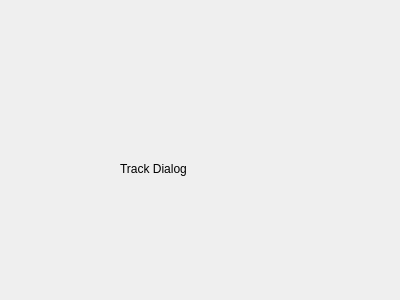
Qt form src/gui/forms/trackdialog.ui (Vriur/xfglenses) before a commit.
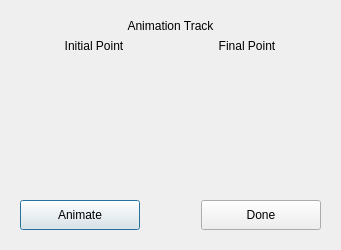
The same form after that commit. Custom widgets are drawn as their Qt base class.

Commit message: GUI of Caustic Dialog, Fitting Dialog, Help Dialog & Track Dialog

```diff
--- a/src/gui/forms/trackdialog.ui
+++ b/src/gui/forms/trackdialog.ui
@@ -6,27 +6,310 @@
    <rect>
     <x>0</x>
     <y>0</y>
-    <width>400</width>
-    <height>300</height>
+    <width>341</width>
+    <height>250</height>
    </rect>
   </property>
+  <property name="sizePolicy">
+   <sizepolicy hsizetype="Minimum" vsizetype="Minimum">
+    <horstretch>0</horstretch>
+    <verstretch>0</verstretch>
+   </sizepolicy>
+  </property>
+  <property name="minimumSize">
+   <size>
+    <width>341</width>
+    <height>250</height>
+   </size>
+  </property>
+  <property name="maximumSize">
+   <size>
+    <width>347</width>
+    <height>253</height>
+   </size>
+  </property>
   <property name="windowTitle">
    <string>Dialog</string>
   </property>
-  <widget class="QLabel" name="label">
-   <property name="geometry">
-    <rect>
-     <x>120</x>
-     <y>160</y>
-     <width>111</width>
-     <height>17</height>
-    </rect>
-   </property>
-   <property name="text">
-    <string>Track Dialog</string>
-   </property>
-  </widget>
+  <property name="modal">
+   <bool>false</bool>
+  </property>
+  <layout class="QGridLayout" name="gridLayout">
+   <item row="2" column="1">
+    <spacer name="verticalSpacer">
+     <property name="orientation">
+      <enum>Qt::Vertical</enum>
+     </property>
+     <property name="sizeHint" stdset="0">
+      <size>
+       <width>20</width>
+       <height>40</height>
+      </size>
+     </property>
+    </spacer>
+   </item>
+   <item row="1" column="2">
+    <spacer name="horizontalSpacer_5">
+     <property name="orientation">
+      <enum>Qt::Horizontal</enum>
+     </property>
+     <property name="sizeHint" stdset="0">
+      <size>
+       <width>40</width>
+       <height>20</height>
+      </size>
+     </property>
+    </spacer>
+   </item>
+   <item row="1" column="1">
+    <layout class="QVBoxLayout" name="verticalLayout_3">
+     <item>
+      <layout class="QHBoxLayout" name="horizontalLayout">
+       <item>
+        <widget class="QLabel" name="Title">
+         <property name="sizePolicy">
+          <sizepolicy hsizetype="Expanding" vsizetype="Fixed">
+           <horstretch>0</horstretch>
+           <verstretch>0</verstretch>
+          </sizepolicy>
+         </property>
+         <property name="text">
+          <string>&lt;html&gt;&lt;head/&gt;&lt;body&gt;&lt;p align=&quot;center&quot;&gt;Animation Track&lt;/p&gt;&lt;/body&gt;&lt;/html&gt;</string>
+         </property>
+        </widget>
+       </item>
+      </layout>
+     </item>
+     <item>
+      <layout class="QHBoxLayout" name="horizontalLayout_5">
+       <item>
+        <layout class="QVBoxLayout" name="verticalLayout">
+         <item>
+          <widget class="QLabel" name="label">
+           <property name="text">
+            <string>&lt;html&gt;&lt;head/&gt;&lt;body&gt;&lt;p align=&quot;center&quot;&gt;Initial Point&lt;/p&gt;&lt;/body&gt;&lt;/html&gt;</string>
+           </property>
+          </widget>
+         </item>
+         <item>
+          <layout class="QHBoxLayout" name="horizontalLayout_3">
+           <item>
+            <widget class="CustomSlider" name="InitialX" native="true">
+             <property name="sizePolicy">
+              <sizepolicy hsizetype="Minimum" vsizetype="Minimum">
+               <horstretch>0</horstretch>
+               <verstretch>0</verstretch>
+              </sizepolicy>
+             </property>
+             <property name="minimumSize">
+              <size>
+               <width>70</width>
+               <height>135</height>
+              </size>
+             </property>
+             <property name="maximumSize">
+              <size>
+               <width>70</width>
+               <height>135</height>
+              </size>
+             </property>
+            </widget>
+           </item>
+           <item>
+            <widget class="CustomSlider" name="InitialY" native="true">
+             <property name="sizePolicy">
+              <sizepolicy hsizetype="Minimum" vsizetype="Minimum">
+               <horstretch>0</horstretch>
+               <verstretch>0</verstretch>
+              </sizepolicy>
+             </property>
+             <property name="minimumSize">
+              <size>
+               <width>70</width>
+               <height>135</height>
+              </size>
+             </property>
+             <property name="maximumSize">
+              <size>
+               <width>70</width>
+               <height>135</height>
+              </size>
+             </property>
+            </widget>
+           </item>
+          </layout>
+         </item>
+        </layout>
+       </item>
+       <item>
+        <layout class="QVBoxLayout" name="verticalLayout_2">
+         <item>
+          <widget class="QLabel" name="label_2">
+           <property name="text">
+            <string>&lt;html&gt;&lt;head/&gt;&lt;body&gt;&lt;p align=&quot;center&quot;&gt;Final Point&lt;/p&gt;&lt;/body&gt;&lt;/html&gt;</string>
+           </property>
+          </widget>
+         </item>
+         <item>
+          <layout class="QHBoxLayout" name="horizontalLayout_4">
+           <item>
+            <widget class="CustomSlider" name="FinalX" native="true">
+             <property name="sizePolicy">
+              <sizepolicy hsizetype="Minimum" vsizetype="Minimum">
+               <horstretch>0</horstretch>
+               <verstretch>0</verstretch>
+              </sizepolicy>
+             </property>
+             <property name="minimumSize">
+              <size>
+               <width>70</width>
+               <height>135</height>
+              </size>
+             </property>
+             <property name="maximumSize">
+              <size>
+               <width>70</width>
+               <height>135</height>
+              </size>
+             </property>
+            </widget>
+           </item>
+           <item>
+            <widget class="CustomSlider" name="FinalY" native="true">
+             <property name="sizePolicy">
+              <sizepolicy hsizetype="Minimum" vsizetype="Minimum">
+               <horstretch>0</horstretch>
+               <verstretch>0</verstretch>
+              </sizepolicy>
+             </property>
+             <property name="minimumSize">
+              <size>
+               <width>70</width>
+               <height>135</height>
+              </size>
+             </property>
+             <property name="maximumSize">
+              <size>
+               <width>70</width>
+               <height>135</height>
+              </size>
+             </property>
+            </widget>
+           </item>
+          </layout>
+         </item>
+        </layout>
+       </item>
+      </layout>
+     </item>
+     <item>
+      <layout class="QHBoxLayout" name="horizontalLayout_2">
+       <item>
+        <widget class="QPushButton" name="AnimateBtn">
+         <property name="sizePolicy">
+          <sizepolicy hsizetype="Minimum" vsizetype="Minimum">
+           <horstretch>120</horstretch>
+           <verstretch>30</verstretch>
+          </sizepolicy>
+         </property>
+         <property name="minimumSize">
+          <size>
+           <width>120</width>
+           <height>30</height>
+          </size>
+         </property>
+         <property name="maximumSize">
+          <size>
+           <width>120</width>
+           <height>30</height>
+          </size>
+         </property>
+         <property name="text">
+          <string>Animate</string>
+         </property>
+        </widget>
+       </item>
+       <item>
+        <spacer name="horizontalSpacer_3">
+         <property name="orientation">
+          <enum>Qt::Horizontal</enum>
+         </property>
+         <property name="sizeType">
+          <enum>QSizePolicy::Minimum</enum>
+         </property>
+         <property name="sizeHint" stdset="0">
+          <size>
+           <width>55</width>
+           <height>20</height>
+          </size>
+         </property>
+        </spacer>
+       </item>
+       <item>
+        <widget class="QPushButton" name="DoneBtn">
+         <property name="sizePolicy">
+          <sizepolicy hsizetype="Minimum" vsizetype="Minimum">
+           <horstretch>120</horstretch>
+           <verstretch>30</verstretch>
+          </sizepolicy>
+         </property>
+         <property name="minimumSize">
+          <size>
+           <width>120</width>
+           <height>30</height>
+          </size>
+         </property>
+         <property name="maximumSize">
+          <size>
+           <width>120</width>
+           <height>30</height>
+          </size>
+         </property>
+         <property name="text">
+          <string>Done</string>
+         </property>
+        </widget>
+       </item>
+      </layout>
+     </item>
+    </layout>
+   </item>
+   <item row="1" column="0">
+    <spacer name="horizontalSpacer_4">
+     <property name="orientation">
+      <enum>Qt::Horizontal</enum>
+     </property>
+     <property name="sizeHint" stdset="0">
+      <size>
+       <width>40</width>
+       <height>20</height>
+      </size>
+     </property>
+    </spacer>
+   </item>
+   <item row="0" column="1">
+    <spacer name="verticalSpacer_2">
+     <property name="orientation">
+      <enum>Qt::Vertical</enum>
+     </property>
+     <property name="sizeHint" stdset="0">
+      <size>
+       <width>20</width>
+       <height>40</height>
+      </size>
+     </property>
+    </spacer>
+   </item>
+  </layout>
  </widget>
+ <customwidgets>
+  <customwidget>
+   <class>CustomSlider</class>
+   <extends>QWidget</extends>
+   <header location="global">src/gui/headers/customslider.h</header>
+   <container>1</container>
+  </customwidget>
+ </customwidgets>
  <resources/>
  <connections/>
 </ui>
```
Left out of the diff: 2 changed lines with no effect on the pictures. The commit also changes 12 other files.
